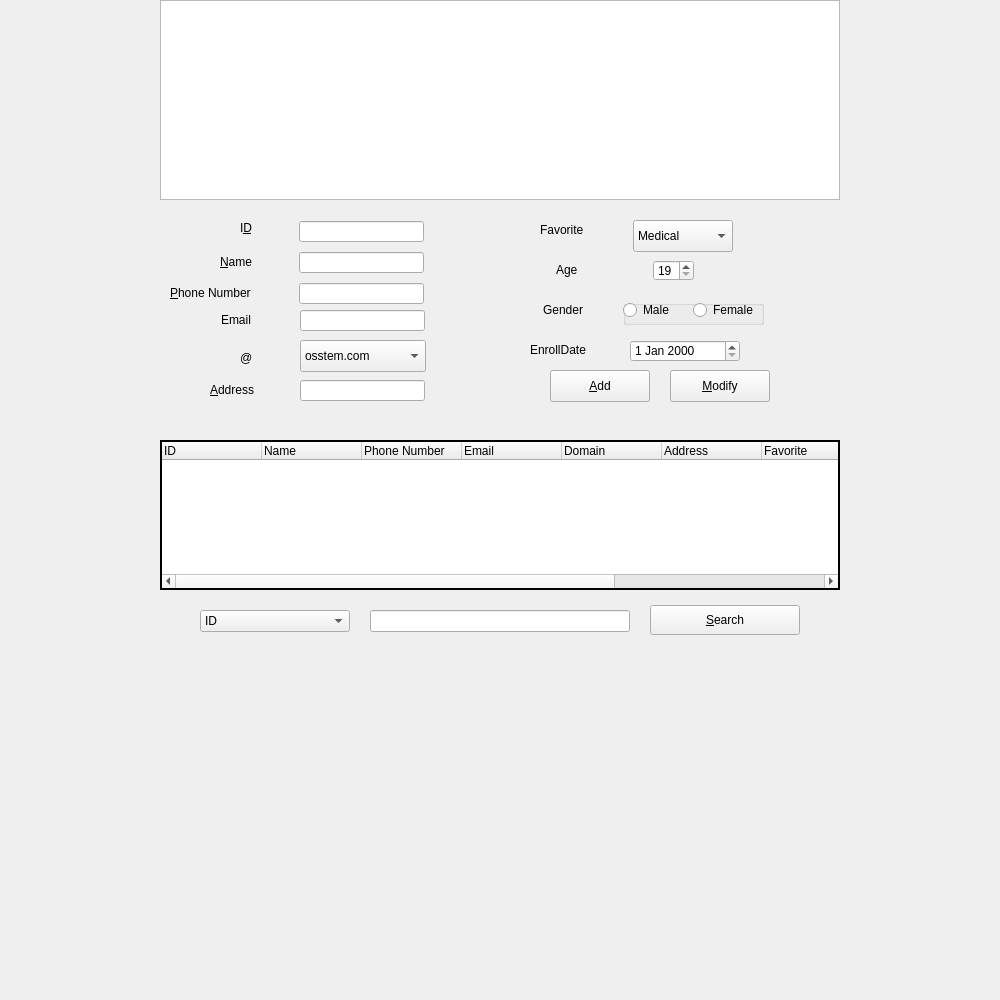
GlennPark/OliveHealthCare, file customermanage.ui: the form before one commit.
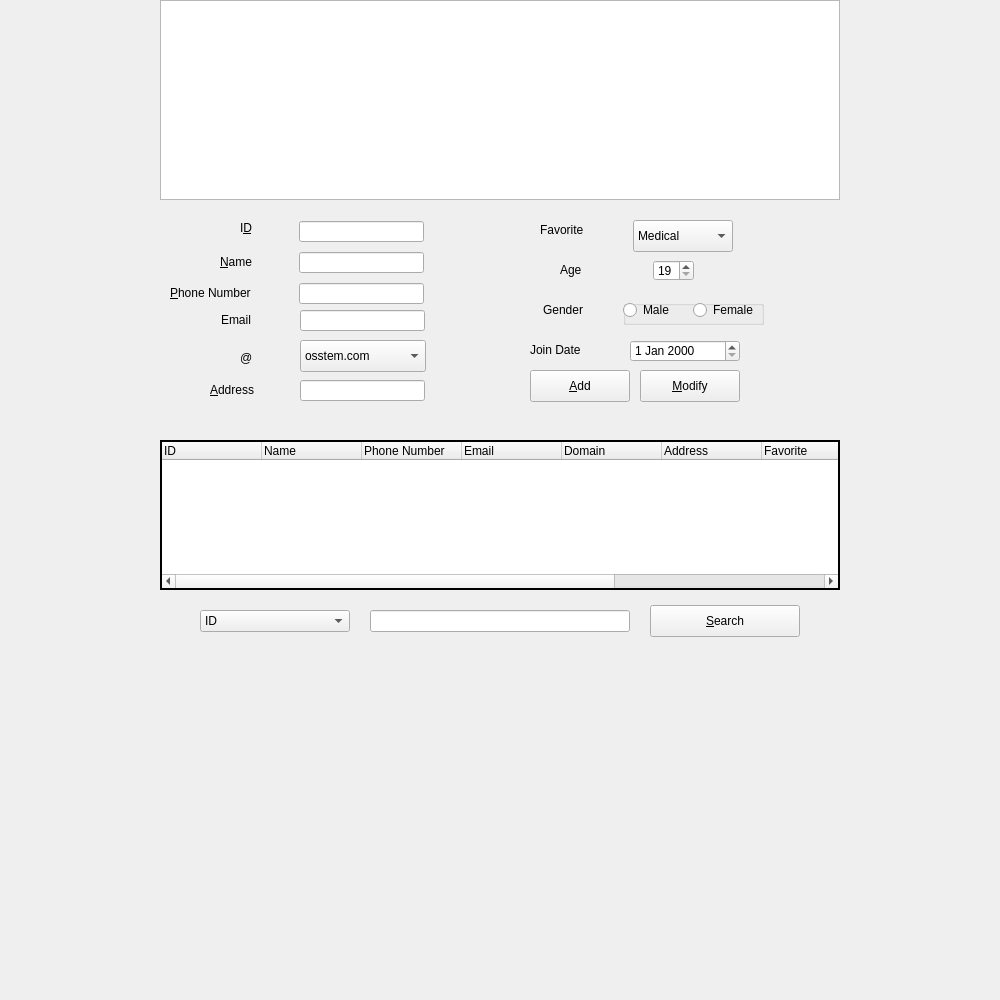
The form after the commit. Icons and pictures are not drawn.

```diff
--- a/customermanage.ui
+++ b/customermanage.ui
@@ -26,7 +26,7 @@
   <widget class="QPushButton" name="addPushButton">
    <property name="geometry">
     <rect>
-     <x>550</x>
+     <x>530</x>
      <y>370</y>
      <width>100</width>
      <height>32</height>
@@ -39,7 +39,7 @@
   <widget class="QPushButton" name="modifyPushButton">
    <property name="geometry">
     <rect>
-     <x>670</x>
+     <x>640</x>
      <y>370</y>
      <width>100</width>
      <height>32</height>
@@ -154,7 +154,7 @@
      <x>650</x>
      <y>605</y>
      <width>150</width>
-     <height>30</height>
+     <height>32</height>
     </rect>
    </property>
    <property name="text">
@@ -203,7 +203,7 @@
   <widget class="QLabel" name="ageLabel">
    <property name="geometry">
     <rect>
-     <x>556</x>
+     <x>560</x>
      <y>260</y>
      <width>41</width>
      <height>20</height>
@@ -234,7 +234,7 @@
     <rect>
      <x>543</x>
      <y>300</y>
-     <width>71</width>
+     <width>51</width>
      <height>20</height>
     </rect>
    </property>
@@ -527,7 +527,7 @@
     </rect>
    </property>
    <property name="text">
-    <string>EnrollDate</string>
+    <string>Join Date</string>
    </property>
   </widget>
  </widget>
```
